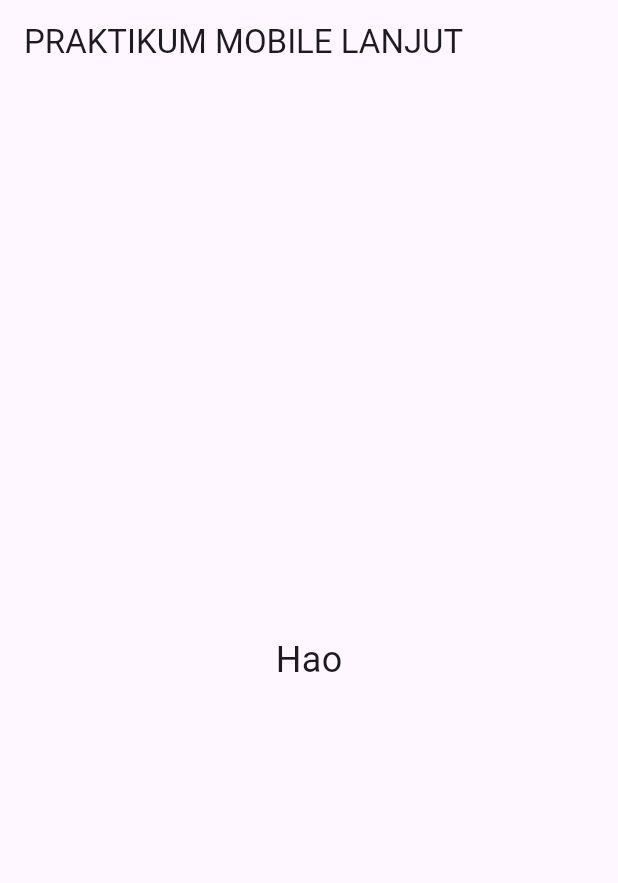
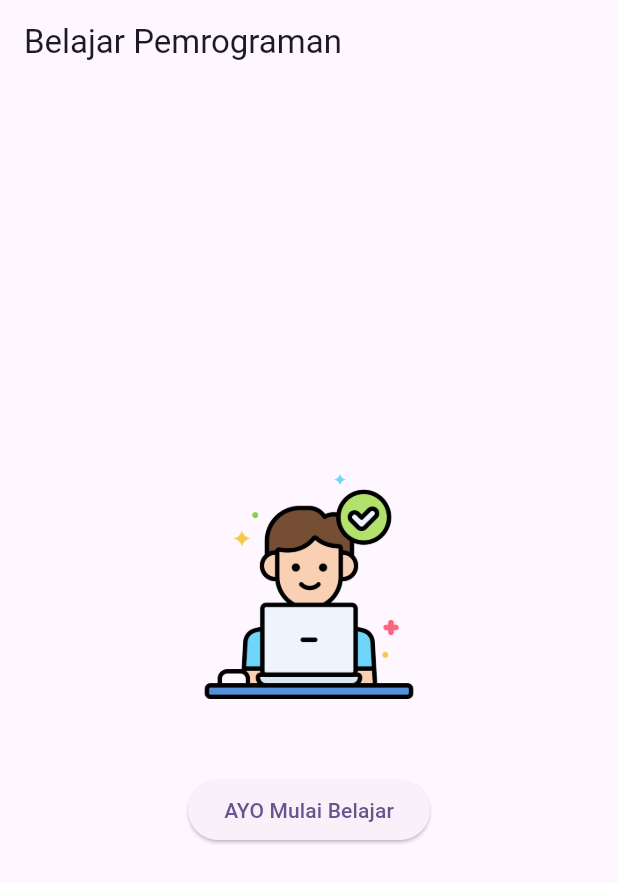
Before and after one commit to muthiazha/prak-mobilelanjut-2467051025, a Flutter app: the screen it shows after launch, on a phone screen of 412 x 824 dp. Shown: the top 883 px of the screen. Run offline on Flutter 3.47's test engine with Material 3 defaults, Android fonts, the light colour scheme and no system bars.

Commit message:
Pertemuan 3: First Widget

```diff
--- /dev/null
+++ b/lib/first_widget.dart
@@ -0,0 +1,29 @@
+import 'package:flutter/material.dart';
+
+class FirstWidget extends StatelessWidget {
+  const FirstWidget({super.key});
+
+  @override
+  Widget build(BuildContext context) {
+    return Scaffold(
+      appBar: AppBar(title: const Text('Belajar Pemrograman')), // AppBar
+      body: Center(
+        child: Column(
+          mainAxisAlignment: MainAxisAlignment.center,
+          children: [
+            Image.asset(
+              'assets/IT.png',
+              width: 150,
+              height: 150,
+            ), // Image.asset
+            const SizedBox(height: 50),
+            ElevatedButton(
+              onPressed: () {},
+              child: const Text('AYO Mulai Belajar'),
+            ), // ElevatedButton
+          ],
+        ), // Column
+      ), // Center
+    ); // Scaffold
+  }
+}
--- a/lib/main.dart
+++ b/lib/main.dart
@@ -1,4 +1,6 @@
 import 'package:flutter/material.dart';
+
+import 'first_Widget.dart';
 
 void main() {
   runApp(const MyApp());
@@ -7,18 +9,15 @@
 class MyApp extends StatelessWidget {
   const MyApp({super.key});
 
-  // This widget is the root of your application.
   @override
   Widget build(BuildContext context) {
     return MaterialApp(
-      title: 'Flutter Demo',
+      title: 'Praktikum Mobile Lanjut',
       theme: ThemeData(
         colorScheme: ColorScheme.fromSeed(seedColor: Colors.deepPurple),
+        useMaterial3: true,
       ),
-      home: Scaffold(
-        appBar: AppBar(title: const Text('PRAKTIKUM MOBILE LANJUT')),
-        body: const Center(child: Text('Hao', style: TextStyle(fontSize: 24))),
-      ),
+      home: FirstWidget(),
     );
   }
 }
--- a/pubspec.yaml
+++ b/pubspec.yaml
@@ -56,6 +56,8 @@
   # included with your application, so that you can use the icons in
   # the material Icons class.
   uses-material-design: true
+  assets:
+  - assets/IT.png
 
   # To add assets to your application, add an assets section, like this:
   # assets:
```
Also changed, not shown: lib/column_widget.dart (added, +20 -0 lines), lib/row_widget.dart (added, +20 -0 lines), assets/IT.png (added).
